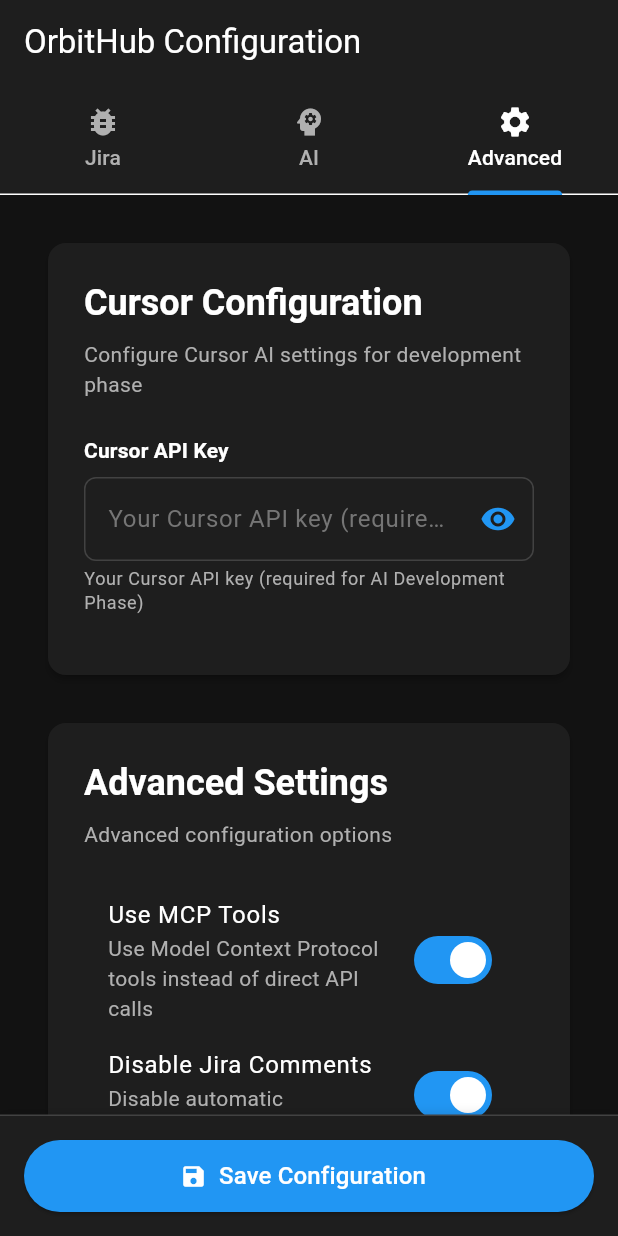
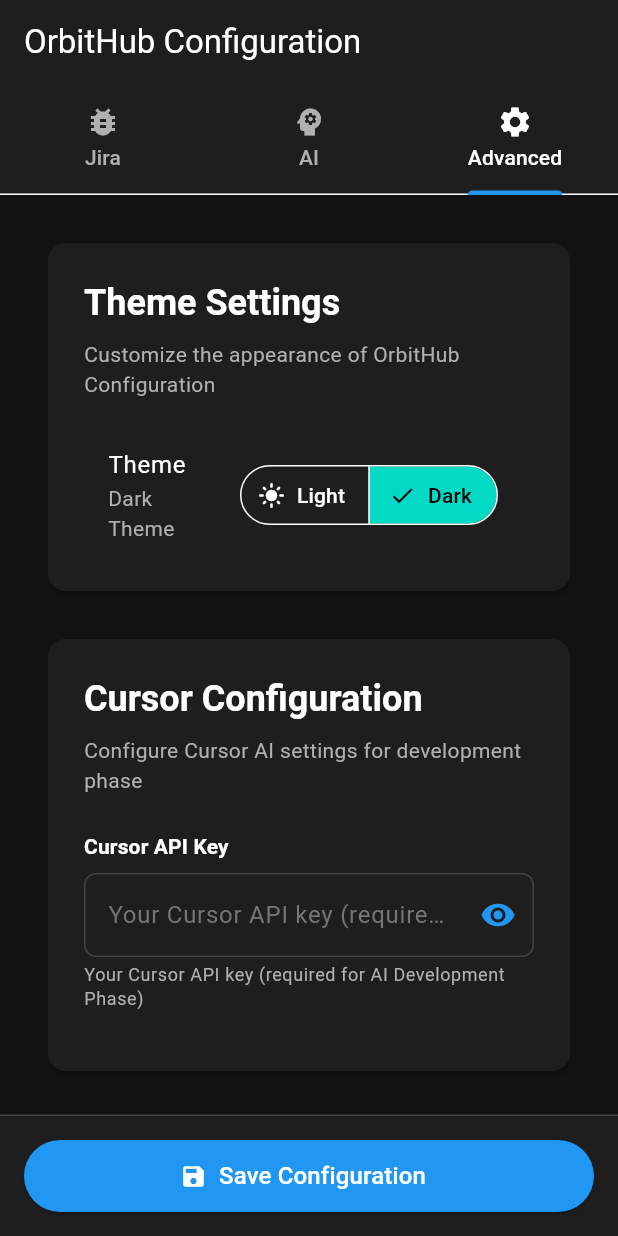
Before and after one commit to bogmanSDK/orbithub, a Flutter app: the screen it shows after launch, tab 3 chosen, on a phone screen of 412 x 824 dp. Run offline on Flutter 3.47's test engine with Material 3 defaults, Android fonts, the phone set to English and light mode, and no system bars; our stand-ins replace dio, shared_preferences; missing offline and left inert: dart_openai, dotenv, mcp_dart; generated files the repository leaves out were written again.

Commit message:
AIH-43 Chnage theme

```diff
--- a/config-ui/lib/main.dart
+++ b/config-ui/lib/main.dart
@@ -1,12 +1,48 @@
 import 'package:flutter/material.dart';
+import 'package:provider/provider.dart';
 import 'package:config_ui/screens/home_screen.dart';
+import 'package:config_ui/providers/theme_provider.dart';
+import 'package:config_ui/services/config_service.dart';
 
-void main() {
-  runApp(const MyApp());
+void main() async {
+  WidgetsFlutterBinding.ensureInitialized();
+
+  // Load saved theme preference
+  final configService = ConfigService();
+  final config = await configService.loadConfig();
+  final initialTheme = config.theme ?? 'dark';
+
+  runApp(MyApp(initialTheme: initialTheme));
 }
 
 class MyApp extends StatelessWidget {
-  const MyApp({super.key});
+  final String initialTheme;
+
+  const MyApp({super.key, required this.initialTheme});
+
+  @override
+  Widget build(BuildContext context) {
+    return ChangeNotifierProvider(
+      create: (_) => ThemeProvider(initialTheme: initialTheme),
+      child: Consumer<ThemeProvider>(
+        builder: (context, themeProvider, _) {
+          return MaterialApp(
+            title: 'OrbitHub Configuration',
+            theme: ThemeProvider.getLightTheme(),
+            darkTheme: ThemeProvider.getDarkTheme(),
+            themeMode: themeProvider.themeMode,
+            home: const HomeScreen(),
+            debugShowCheckedModeBanner: false,
+          );
+        },
+      ),
+    );
+  }
+}
+
+// Legacy theme configuration kept for reference
+class _LegacyThemeConfig extends StatelessWidget {
+  const _LegacyThemeConfig();
 
   @override
   Widget build(BuildContext context) {
@@ -150,3 +186,5 @@ class MyApp extends StatelessWidget {
     );
   }
 }
+
+// End of legacy configuration
--- a/config-ui/lib/models/config_model.dart
+++ b/config-ui/lib/models/config_model.dart
@@ -23,6 +23,9 @@ class ConfigModel {
   bool? useMcpTools;
   bool? disableJiraComments;
 
+  // Theme Settings
+  String? theme; // 'light' or 'dark'
+
   ConfigModel({
     this.jiraBasePath,
     this.jiraEmail,
@@ -37,6 +40,7 @@ class ConfigModel {
     this.cursorApiKey,
     this.useMcpTools = true, // true by default
     this.disableJiraComments = true, // true by default
+    this.theme = 'dark', // dark by default
   });
 
   /// Create from .env file content
@@ -68,6 +72,7 @@ class ConfigModel {
       cursorApiKey: envMap['CURSOR_API_KEY']?.isEmpty == true ? null : envMap['CURSOR_API_KEY'],
       useMcpTools: envMap['USE_MCP_TOOLS'] == 'false' ? false : true, // true by default
       disableJiraComments: envMap['DISABLE_JIRA_COMMENTS'] == 'false' ? false : true, // true by default
+      theme: envMap['THEME']?.isEmpty == true ? 'dark' : envMap['THEME'],
     );
   }
 
@@ -118,6 +123,10 @@ class ConfigModel {
       envMap['DISABLE_JIRA_COMMENTS'] = 'true';
     }
 
+    if (theme != null && theme!.isNotEmpty) {
+      envMap['THEME'] = theme!;
+    }
+
     return EnvParser.toEnvFile(envMap);
   }
 
@@ -154,6 +163,7 @@ class ConfigModel {
       cursorApiKey: json['cursorApiKey'] as String?,
       useMcpTools: json['useMcpTools'] as bool?,
       disableJiraComments: json['disableJiraComments'] as bool?,
+      theme: json['theme'] as String?,
     );
   }
 
@@ -173,6 +183,7 @@ class ConfigModel {
       'cursorApiKey': cursorApiKey,
       'useMcpTools': useMcpTools,
       'disableJiraComments': disableJiraComments,
+      'theme': theme,
     };
   }
 
@@ -191,6 +202,7 @@ class ConfigModel {
     String? cursorApiKey,
     bool? useMcpTools,
     bool? disableJiraComments,
+    String? theme,
   }) {
     return ConfigModel(
       jiraBasePath: jiraBasePath ?? this.jiraBasePath,
@@ -206,6 +218,7 @@ class ConfigModel {
       cursorApiKey: cursorApiKey ?? this.cursorApiKey,
       useMcpTools: useMcpTools ?? this.useMcpTools,
       disableJiraComments: disableJiraComments ?? this.disableJiraComments,
+      theme: theme ?? this.theme,
     );
   }
 }
--- /dev/null
+++ b/config-ui/lib/providers/theme_provider.dart
@@ -0,0 +1,176 @@
+import 'package:flutter/material.dart';
+
+/// Provider for managing application theme state
+class ThemeProvider extends ChangeNotifier {
+  String _currentTheme;
+
+  ThemeProvider({String initialTheme = 'dark'}) : _currentTheme = initialTheme;
+
+  /// Get current theme mode
+  String get currentTheme => _currentTheme;
+
+  /// Check if current theme is light
+  bool get isLight => _currentTheme == 'light';
+
+  /// Check if current theme is dark
+  bool get isDark => _currentTheme == 'dark';
+
+  /// Get ThemeMode for Flutter
+  ThemeMode get themeMode {
+    return _currentTheme == 'light' ? ThemeMode.light : ThemeMode.dark;
+  }
+
+  /// Set theme and notify listeners
+  void setTheme(String theme) {
+    if (_currentTheme != theme && (theme == 'light' || theme == 'dark')) {
+      _currentTheme = theme;
+      notifyListeners();
+    }
+  }
+
+  /// Toggle between light and dark theme
+  void toggleTheme() {
+    _currentTheme = _currentTheme == 'light' ? 'dark' : 'light';
+    notifyListeners();
+  }
+
+  /// Get light theme data
+  static ThemeData getLightTheme() {
+    return ThemeData.light().copyWith(
+      colorScheme: const ColorScheme.light(
+        // Primary: Blue accent as per acceptance criteria
+        primary: Color(0xFF4da6ff), // #4da6ff from acceptance criteria
+        onPrimary: Colors.white,
+        // Secondary: Blue variant
+        secondary: Color(0xFF2196F3),
+        onSecondary: Colors.white,
+        // Surface: White background as per acceptance criteria
+        surface: Color(0xFFFFFFFF), // #ffffff from acceptance criteria
+        onSurface: Color(0xFF000000), // #000000 from acceptance criteria
+        // Surface container: Slightly darker for cards
+        surfaceContainerHighest: Color(0xFFF5F5F5), // Light grey for cards
+        // Error color
+        error: Color(0xFFB00020),
+        onError: Colors.white,
+        // Variant colors
+        onSurfaceVariant: Color(0xFF666666), // Muted text
+      ),
+      useMaterial3: true,
+      scaffoldBackgroundColor: const Color(0xFFFFFFFF), // #ffffff
+      cardTheme: CardThemeData(
+        color: const Color(0xFFF5F5F5), // Light grey for cards
+        elevation: 2,
+        shape: RoundedRectangleBorder(
+          borderRadius: BorderRadius.circular(12),
+        ),
+      ),
+      appBarTheme: const AppBarTheme(
+        backgroundColor: Color(0xFFFFFFFF), // White background
+        foregroundColor: Color(0xFF000000), // Black text
+        elevation: 1,
+        iconTheme: IconThemeData(color: Color(0xFF000000)), // Black icons
+      ),
+      inputDecorationTheme: InputDecorationTheme(
+        filled: true,
+        fillColor: const Color(0xFFF5F5F5), // Light grey input background
+        border: OutlineInputBorder(
+          borderRadius: BorderRadius.circular(8),
+          borderSide: const BorderSide(color: Color(0xFFE0E0E0)), // Light border
+        ),
+        enabledBorder: OutlineInputBorder(
+          borderRadius: BorderRadius.circular(8),
+          borderSide: const BorderSide(color: Color(0xFFE0E0E0)),
+        ),
+        focusedBorder: OutlineInputBorder(
+          borderRadius: BorderRadius.circular(8),
+          borderSide: const BorderSide(color: Color(0xFF4da6ff), width: 2), // Blue focus
+        ),
+        hintStyle: const TextStyle(color: Color(0xFF9E9E9E)), // Grey hint
+        labelStyle: const TextStyle(color: Color(0xFF666666)), // Muted label
+        helperStyle: const TextStyle(color: Color(0xFF666666)), // Muted helper
+      ),
+      dividerTheme: const DividerThemeData(
+        color: Color(0xFFE0E0E0), // Light divider
+        thickness: 1,
+      ),
+      textTheme: const TextTheme(
+        bodyLarge: TextStyle(color: Color(0xFF000000)),
+        bodyMedium: TextStyle(color: Color(0xFF000000)),
+        bodySmall: TextStyle(color: Color(0xFF666666)),
+        titleLarge: TextStyle(color: Color(0xFF000000)),
+        titleMedium: TextStyle(color: Color(0xFF000000)),
+        titleSmall: TextStyle(color: Color(0xFF000000)),
+      ),
+    );
+  }
+
+  /// Get dark theme data
+  static ThemeData getDarkTheme() {
+    return ThemeData.dark().copyWith(
+      colorScheme: const ColorScheme.dark(
+        // Primary: Blue accent
+        primary: Color(0xFF2196F3), // Material Blue
+        onPrimary: Colors.white,
+        // Secondary: Grey
+        secondary: Color(0xFF03DAC6), // Teal accent
+        onSecondary: Colors.black,
+        // Surface: Dark grey background
+        surface: Color(0xFF121212), // Material Dark surface
+        onSurface: Colors.white,
+        // Surface container: Slightly lighter for cards
+        surfaceContainerHighest: Color(0xFF1E1E1E), // Card background
+        // Background: Darker for scaffold
+        error: Color(0xFFCF6679), // Error color
+        onError: Colors.black,
+        // Variant colors
+        onSurfaceVariant: Color(0xFFB0B0B0), // Muted text
+      ),
+      useMaterial3: true,
+      scaffoldBackgroundColor: const Color(0xFF121212), // Material Dark background
+      cardTheme: CardThemeData(
+        color: const Color(0xFF1E1E1E), // Card background
+        elevation: 2,
+        shape: RoundedRectangleBorder(
+          borderRadius: BorderRadius.circular(12),
+        ),
+      ),
+      appBarTheme: const AppBarTheme(
+        backgroundColor: Color(0xFF1E1E1E), // Slightly lighter than background
+        foregroundColor: Colors.white,
+        elevation: 0,
+        iconTheme: IconThemeData(color: Colors.white),
+      ),
+      inputDecorationTheme: InputDecorationTheme(
+        filled: true,
+        fillColor: const Color(0xFF1E1E1E), // Input background
+        border: OutlineInputBorder(
+          borderRadius: BorderRadius.circular(8),
+          borderSide: const BorderSide(color: Color(0xFF424242)), // Subtle border
+        ),
+        enabledBorder: OutlineInputBorder(
+          borderRadius: BorderRadius.circular(8),
+          borderSide: const BorderSide(color: Color(0xFF424242)),
+        ),
+        focusedBorder: OutlineInputBorder(
+          borderRadius: BorderRadius.circular(8),
+          borderSide: const BorderSide(color: Color(0xFF2196F3), width: 2), // Blue focus
+        ),
+        hintStyle: const TextStyle(color: Color(0xFF757575)), // Grey hint
+        labelStyle: const TextStyle(color: Color(0xFFB0B0B0)), // Muted label
+        helperStyle: const TextStyle(color: Color(0xFFB0B0B0)), // Muted helper
+      ),
+      dividerTheme: const DividerThemeData(
+        color: Color(0xFF424242), // Subtle divider
+        thickness: 1,
+      ),
+      textTheme: const TextTheme(
+        bodyLarge: TextStyle(color: Colors.white),
+        bodyMedium: TextStyle(color: Colors.white),
+        bodySmall: TextStyle(color: Color(0xFFB0B0B0)),
+        titleLarge: TextStyle(color: Colors.white),
+        titleMedium: TextStyle(color: Colors.white),
+        titleSmall: TextStyle(color: Colors.white),
+      ),
+    );
+  }
+}
--- a/config-ui/lib/screens/advanced_config_screen.dart
+++ b/config-ui/lib/screens/advanced_config_screen.dart
@@ -1,7 +1,9 @@
 import 'package:flutter/material.dart';
+import 'package:provider/provider.dart';
 import 'package:config_ui/models/config_model.dart';
 import 'package:config_ui/widgets/config_text_field.dart';
 import 'package:config_ui/widgets/config_section.dart';
+import 'package:config_ui/providers/theme_provider.dart';
 
 class AdvancedConfigScreen extends StatelessWidget {
   final ConfigModel config;
@@ -15,10 +17,59 @@ class AdvancedConfigScreen extends StatelessWidget {
 
   @override
   Widget build(BuildContext context) {
+    final themeProvider = Provider.of<ThemeProvider>(context);
+
     return SingleChildScrollView(
       padding: const EdgeInsets.all(16),
       child: Column(
         children: [
+          ConfigSection(
+            title: 'Theme Settings',
+            description: 'Customize the appearance of OrbitHub Configuration',
+            children: [
+              ListTile(
+                title: const Text('Theme'),
+                subtitle: Text(themeProvider.isLight ? 'Light Theme' : 'Dark Theme'),
+                trailing: SegmentedButton<String>(
+                  segments: const [
+                    ButtonSegment<String>(
+                      value: 'light',
+                      label: Text('Light'),
+                      icon: Icon(Icons.light_mode),
+                    ),
+                    ButtonSegment<String>(
+                      value: 'dark',
+                      label: Text('Dark'),
+                      icon: Icon(Icons.dark_mode),
+                    ),
+                  ],
+                  selected: {themeProvider.currentTheme},
+                  onSelectionChanged: (Set<String> selected) {
+                    final newTheme = selected.first;
+                    themeProvider.setTheme(newTheme);
+                    onConfigChanged(config.copyWith(theme: newTheme));
+                  },
+                ),
+              ),
+              if (themeProvider.isLight)
+                Padding(
+                  padding: const EdgeInsets.symmetric(horizontal: 16, vertical: 8),
+                  child: Column(
+                    crossAxisAlignment: CrossAxisAlignment.start,
+                    children: [
+                      Text(
+                        'Light Theme Colors:',
+                        style: Theme.of(context).textTheme.titleSmall,
+                      ),
+                      const SizedBox(height: 8),
+                      _ColorInfo(label: 'Background', color: const Color(0xFFFFFFFF)),
+                      _ColorInfo(label: 'Text', color: const Color(0xFF000000)),
+                      _ColorInfo(label: 'Accent', color: const Color(0xFF4da6ff)),
+                    ],
+                  ),
+                ),
+            ],
+          ),
           ConfigSection(
             title: 'Cursor Configuration',
             description: 'Configure Cursor AI settings for development phase',
@@ -61,3 +112,37 @@ class AdvancedConfigScreen extends StatelessWidget {
     );
   }
 }
+
+/// Widget to display color information
+class _ColorInfo extends StatelessWidget {
+  final String label;
+  final Color color;
+
+  const _ColorInfo({
+    required this.label,
+    required this.color,
+  });
+
+  @override
+  Widget build(BuildContext context) {
+    final colorHex = '#${color.value.toRadixString(16).substring(2).toUpperCase()}';
+    return Padding(
+      padding: const EdgeInsets.only(bottom: 4),
+      child: Row(
+        children: [
+          Container(
+            width: 24,
+            height: 24,
+            decoration: BoxDecoration(
+              color: color,
+              border: Border.all(color: Colors.grey),
+              borderRadius: BorderRadius.circular(4),
+            ),
+          ),
+          const SizedBox(width: 8),
+          Text('$label: $colorHex'),
+        ],
+      ),
+    );
+  }
+}
```
Also changed, not shown: 5 other files.
